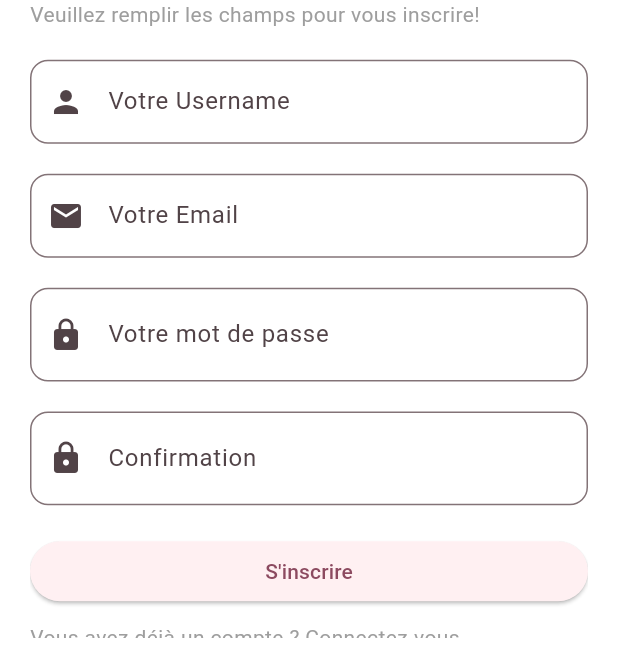
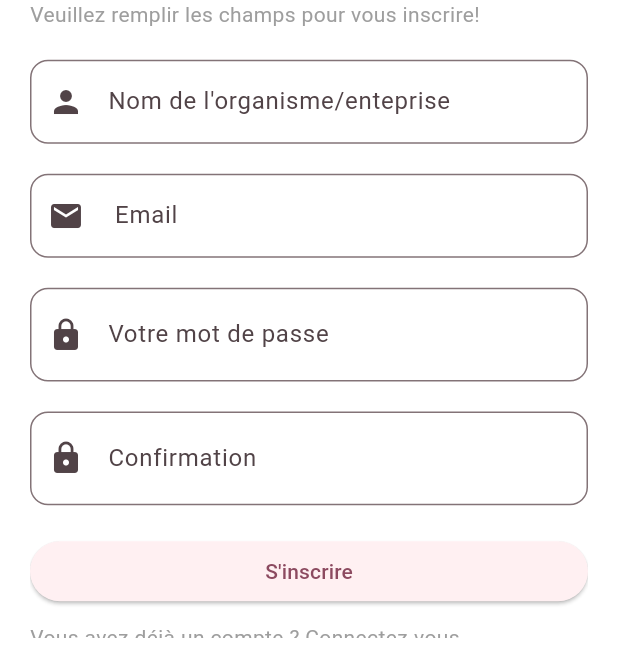
Before and after one commit to fifaatade/flutter_application_rhp, a Flutter app: the SignUp screen opened directly, on a phone screen of 412 x 824 dp, the part 568-1236 px from its top. Run offline on Flutter 3.47's test engine with Material 3 defaults, Android fonts, the light colour scheme and no system bars; our stand-ins replace firebase_auth, firebase_core, get, shared_preferences; accounts and stored records are empty; network calls fail.

```diff
--- a/lib/main.dart
+++ b/lib/main.dart
@@ -1,6 +1,7 @@
 import 'package:firebase_core/firebase_core.dart';
 import 'package:flutter/material.dart';
 import 'package:flutter_application_rhp/views/enter_app.dart';
+import 'package:flutter_application_rhp/views/home.dart';
 import 'firebase_options.dart';
 
 Future<void> main() async {
--- a/lib/views/login.dart
+++ b/lib/views/login.dart
@@ -2,6 +2,7 @@
 import 'package:flutter/material.dart';
 import 'package:flutter_application_rhp/app/user_auth/firebase_auth_implementation/firabase_auth_services.dart';
 import 'package:flutter_application_rhp/views/signUp.dart';
+import 'package:shared_preferences/shared_preferences.dart';
 import 'package:get/get.dart';
 import 'home.dart';
 
@@ -52,8 +53,8 @@
             TextField(
               controller: _emailController,
               decoration: InputDecoration(
-                hintText: "Login",
-                labelText: "Votre login",
+                hintText: "Email",
+                labelText: "Email",
                 prefixIcon: Icon(Icons.person),
                 border: OutlineInputBorder(
                   borderRadius: BorderRadius.circular(12),
@@ -84,7 +85,9 @@
               ),
             ),
             SizedBox(height: 20),
-            loading? Center(child: CircularProgressIndicator()) : ElevatedButton(child: Text("Se connecter"), onPressed: _signIn),
+            loading? Center(child: CircularProgressIndicator()) :
+
+            ElevatedButton(child: Text("Se connecter"), onPressed: _signIn),
             SizedBox(height: 10),
             Container(
               child: GestureDetector(
@@ -135,13 +138,6 @@
       ScaffoldMessenger.of(context).showSnackBar(
         SnackBar(
           content: const Text("Identifiant ou mot de passe incorrecte"),
-          // duration: Duration(seconds: 2),
-          // action: SnackBarAction(
-          //   label: 'Action',
-          //   onPressed: () {
-          //     // Code to execute.
-          //   },
-          // ),
         ),
       );
     }
--- a/lib/views/signUp.dart
+++ b/lib/views/signUp.dart
@@ -55,8 +55,8 @@
             TextField(
               controller: _usernameController,
               decoration: InputDecoration(
-                hintText: "Username",
-                labelText: "Votre Username",
+                hintText: "Enteprise/Organisme",
+                labelText: "Nom de l'organisme/enteprise",
                 prefixIcon: Icon(Icons.person),
                 border: OutlineInputBorder(
                   borderRadius: BorderRadius.circular(12),
@@ -68,7 +68,7 @@
               controller: _emailController,
               decoration: InputDecoration(
                 hintText: "Email",
-                labelText: "Votre Email",
+                labelText: " Email",
                 prefixIcon: Icon(Icons.mail),
                 border: OutlineInputBorder(
                   borderRadius: BorderRadius.circular(12),
```
Also changed, not shown: lib/views/home.dart (+36 -11 lines), 1 other file.
